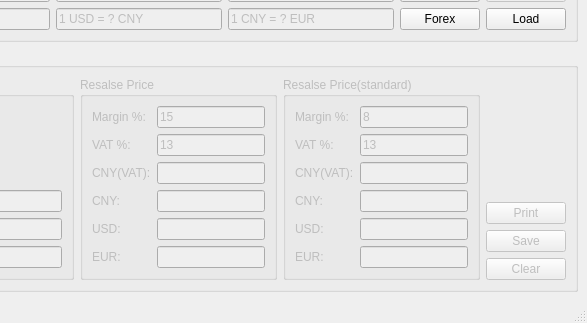
This is main_window.ui in lgnq/EasyQuotation as Qt 5 draws it before an edit; both pictures show x 137 to 724 and y 278 to 601 of the 724 by 601 pixel window. The edited form follows.
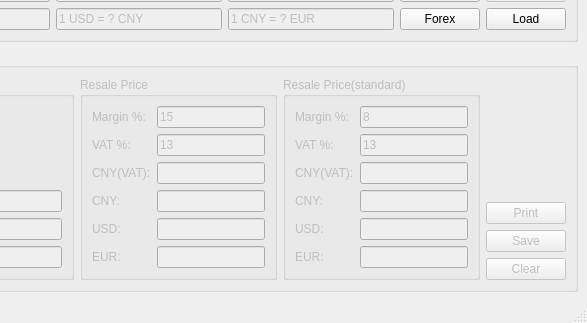
This is the edited form.

Commit message:
fixed typo error
It is resale price but not resales price

Patch:
```diff
--- a/main_window.ui
+++ b/main_window.ui
@@ -376,7 +376,7 @@
        <item>
         <widget class="QGroupBox" name="groupBox_3">
          <property name="title">
-          <string>Resalse Price</string>
+          <string>Resale Price</string>
          </property>
          <layout class="QGridLayout" name="gridLayout_2">
           <item row="9" column="0">
@@ -469,7 +469,7 @@
        <item>
         <widget class="QGroupBox" name="groupBox_5">
          <property name="title">
-          <string>Resalse Price(standard) </string>
+          <string>Resale Price(standard) </string>
          </property>
          <layout class="QGridLayout" name="gridLayout_4">
           <item row="7" column="1">
```
The commit also changes 2 other files.
